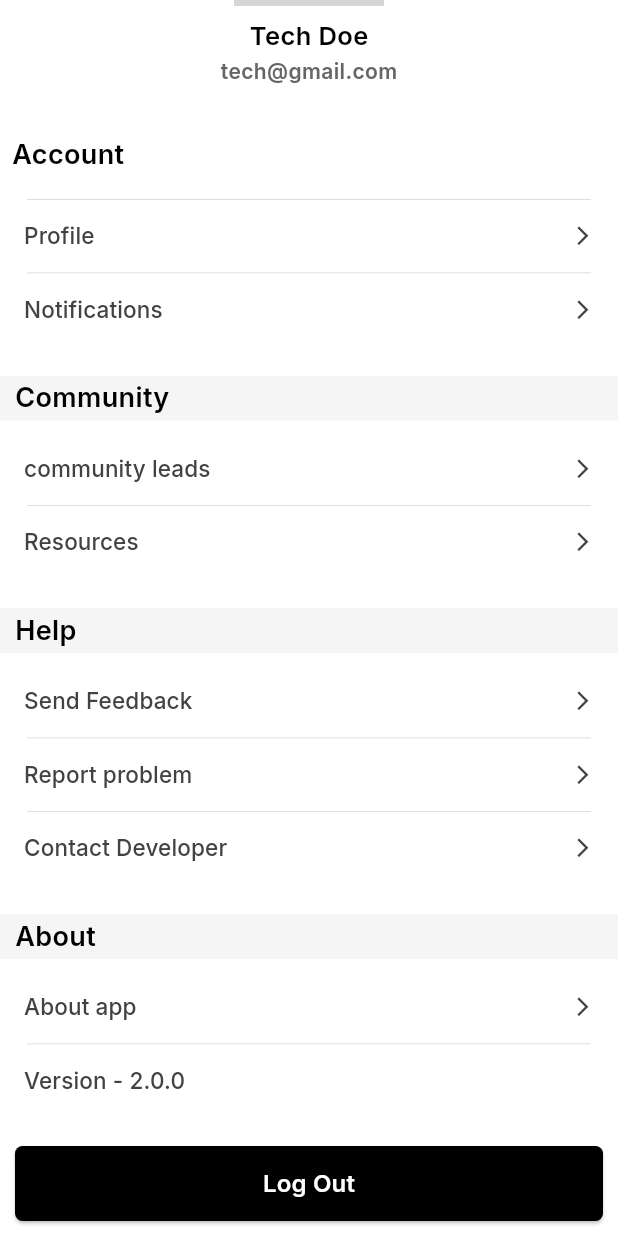
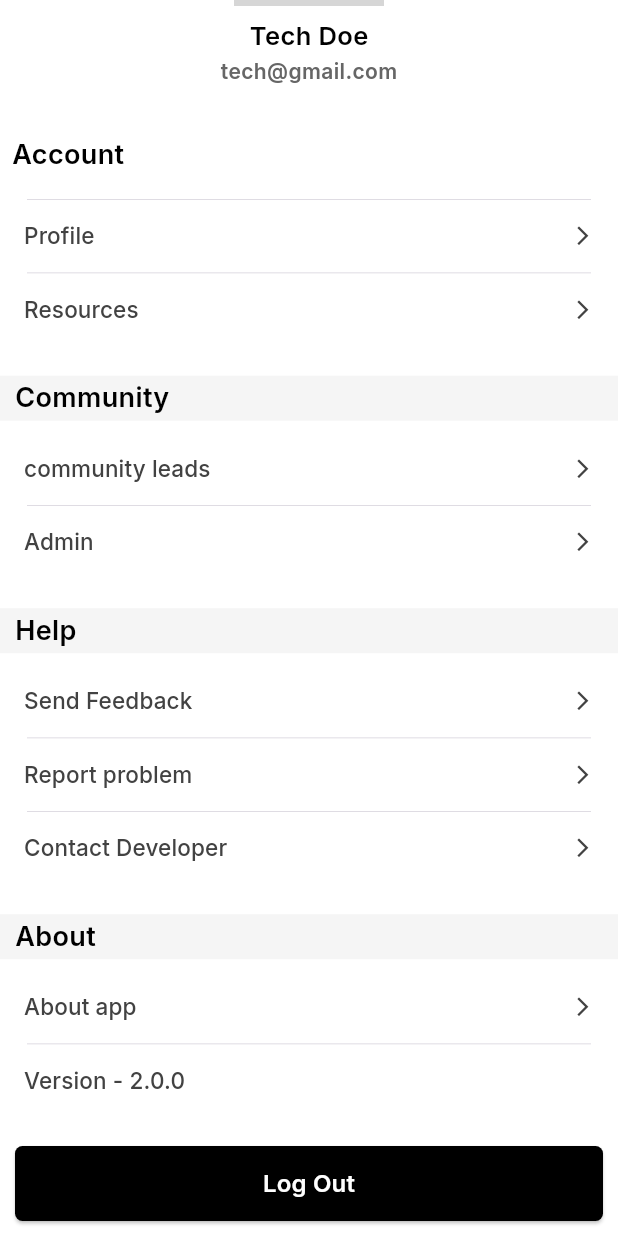
Before and after one commit to emilio-kariuki/GDSC-Dekut-v2, a Flutter app: the ProfilePage screen opened by its route, scrolled down 131 dp, on a phone screen of 412 x 824 dp. Run offline on Flutter 3.47's test engine with Material 2 defaults, Android fonts, the phone set to English and light mode, and no system bars; drawn by our look-alikes of cached_network_image; our stand-ins replace animated_bottom_navigation_bar, bloc, cloud_firestore, connectivity_plus, equatable, firebase_auth and 9 more; accounts and stored records are empty; network calls fail; project files that could hold a hidden picture were left out; grey boxes are pictures that could not be loaded.

Commit message:
ADD: Removed the resources and used the user resources in the profile page

```diff
--- a/lib/View/Home/profile_page.dart
+++ b/lib/View/Home/profile_page.dart
@@ -157,11 +157,15 @@ class _ProfilePageState extends State<ProfilePage> {
                               showTrailing: true,
                             ),
                             const ProfilePadding(),
+
                             ProfileCard(
-                              title: "Notifications",
-                              function: () {},
+                              title: "Resources",
+                              function: () {
+                                Navigator.pushNamed(context, '/user_resources');
+                              },
                               showTrailing: true,
                             ),
+
                           ],
                         ),
                       ),
@@ -187,11 +191,9 @@ class _ProfilePageState extends State<ProfilePage> {
                               showTrailing: true,
                             ),
                             const ProfilePadding(),
-                            ProfileCard(
-                              title: "Resources",
-                              function: () {
-                                Navigator.pushNamed(context, '/user_resources');
-                              },
+                           ProfileCard(
+                              title: "Admin",
+                              function: () {},
                               showTrailing: true,
                             ),
                           ],
```
